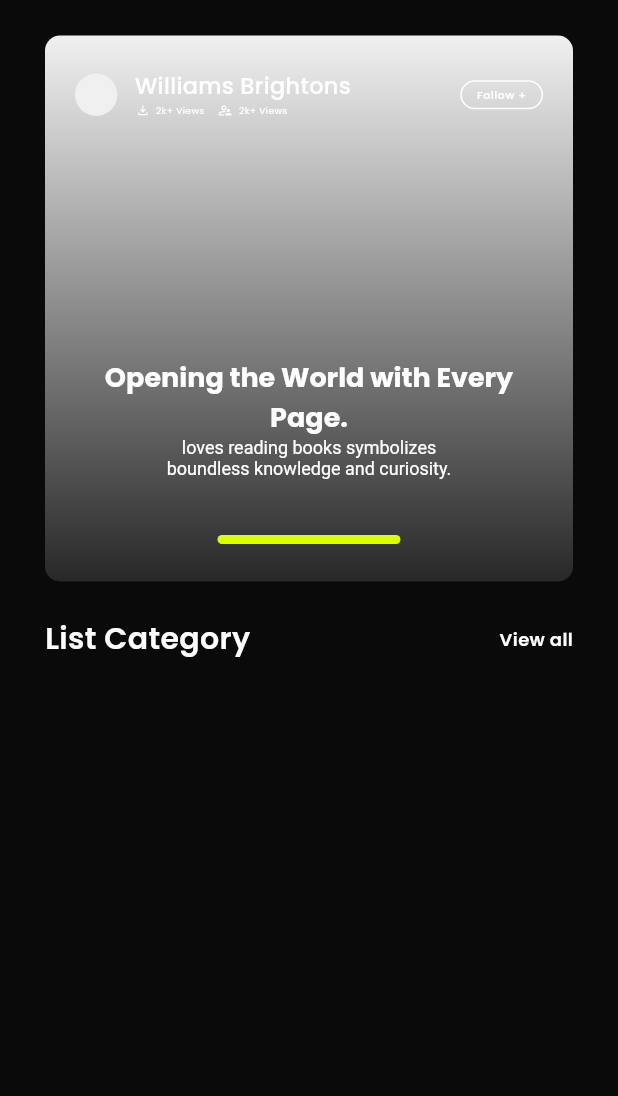
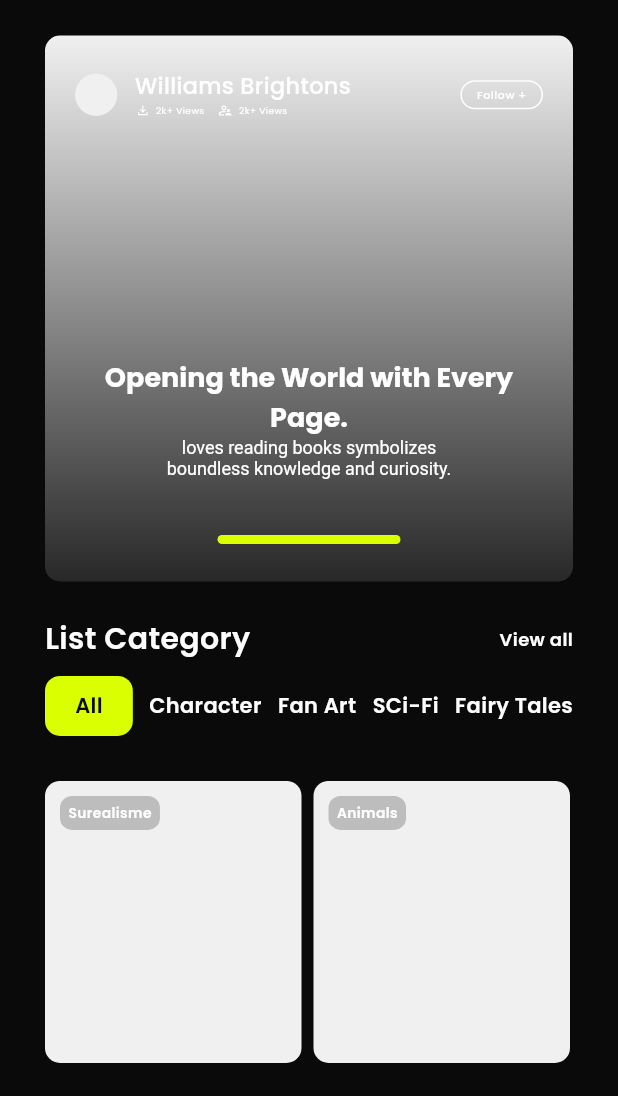
Before and after one commit to iDev-20/visu_ai, a Flutter app: the HomePage screen opened directly, on a phone screen of 412 x 824 dp, the part 140-1236 px from its top. Run offline on Flutter 3.47's test engine with Material 3 defaults, Android fonts, the light colour scheme and no system bars; our stand-ins replace flutter_svg.

Commit message:
built category tab

```diff
--- /dev/null
+++ b/lib/components/category_card.dart
@@ -0,0 +1,43 @@
+
+import 'package:flutter/material.dart';
+import 'package:visu_ai/resources/app_colors.dart';
+
+class CategoryCard extends StatelessWidget {
+  final String title;
+
+  const CategoryCard({Key? key, required this.title}) : super(key: key);
+
+  @override
+  Widget build(BuildContext context) {
+    return Padding(
+      padding: const EdgeInsets.only(right: 8),
+      child: Container(
+        decoration: BoxDecoration(
+          color: AppColors.subtleGrey,
+          borderRadius: BorderRadius.circular(10),
+        ),
+        child: Align(
+          alignment: Alignment.topLeft,
+          child: Padding(
+            padding: const EdgeInsets.all(10.0),
+            child: Container(
+              padding: const EdgeInsets.symmetric(horizontal: 5.54, vertical: 4.81),
+              decoration: BoxDecoration(
+                color: Colors.grey[400],
+                borderRadius: BorderRadius.circular(8),
+              ),
+              child: Text(
+                title,
+                style: const TextStyle(
+                  color: AppColors.white,
+                  fontSize: 9.26,
+                  fontWeight: FontWeight.w600
+                ),
+              ),
+            ),
+          ),
+        ),
+      ),
+    );
+  }
+}
--- /dev/null
+++ b/lib/components/category_tab.dart
@@ -0,0 +1,44 @@
+import 'package:flutter/material.dart';
+import 'package:visu_ai/resources/app_colors.dart';
+
+class CategoryTab extends StatelessWidget {
+  final String title;
+  final bool isSelected;
+  final VoidCallback onTap;
+
+  const CategoryTab({
+    Key? key,
+    required this.title,
+    required this.isSelected,
+    required this.onTap,
+  }) : super(key: key);
+
+  @override
+  Widget build(BuildContext context) {
+    return GestureDetector(
+      onTap: onTap,
+      child: isSelected
+          ? Container(
+              padding: const EdgeInsets.symmetric(horizontal: 20, vertical: 10),
+              decoration: BoxDecoration(
+                color: AppColors.yellow,
+                borderRadius: BorderRadius.circular(10),
+              ),
+              child: Text(
+                title,
+                style: const TextStyle(
+                  color: AppColors.darkBkack,
+                  fontWeight: FontWeight.w600,
+                ),
+              ),
+            )
+          : Text(
+              title,
+              style: const TextStyle(
+                color: AppColors.white,
+                fontWeight: FontWeight.w600,
+              ),
+            ),
+    );
+  }
+}
--- a/lib/pages/home_page.dart
+++ b/lib/pages/home_page.dart
@@ -1,12 +1,13 @@
 import 'package:flutter/material.dart';
-// import 'package:visu_ai/components/app_tab_bar.dart';
+import 'package:visu_ai/components/category_card.dart';
+import 'package:visu_ai/components/category_tab.dart';
 import 'package:visu_ai/resources/app_colors.dart';
 import 'package:visu_ai/resources/app_images.dart';
 
 class HomePage extends StatefulWidget {
-  const HomePage({super.key, this.tabIndex = 0});
-
-  final int tabIndex;
+  const HomePage({
+    super.key,
+  });
 
   @override
   State<HomePage> createState() => _HomePageState();
@@ -14,25 +15,15 @@ class HomePage extends StatefulWidget {
 
 class _HomePageState extends State<HomePage>
     with SingleTickerProviderStateMixin {
-  List<String> tabItems = [
+  int? selectedIndex = 0;
+
+  List<String> categories = [
     'All',
     'Character',
     'Fan Art',
     'SCi-Fi',
     'Fairy Tales',
   ];
-
-  late TabController _tabController;
-
-  @override
-  void initState() {
-    super.initState();
-    _tabController = TabController(length: 5, vsync: this);
-    _tabController.index = widget.tabIndex;
-    _tabController.addListener(() {
-      setState(() {});
-    });
-  }
 
   @override
   Widget build(BuildContext context) {
@@ -228,59 +219,86 @@ class _HomePageState extends State<HomePage>
                 ),
               ),
             ),
-            const Padding(
-              padding: EdgeInsets.only(left: 30, right: 30, bottom: 30),
+            Padding(
+              padding: const EdgeInsets.only(left: 30, right: 30, bottom: 30),
               child: Column(
+                crossAxisAlignment: CrossAxisAlignment.start,
                 children: [
+                  sectionHeader(header: 'List Category', subHeader: 'View all'),
+                  const SizedBox(
+                    height: 10,
+                  ),
                   Row(
                     mainAxisAlignment: MainAxisAlignment.spaceBetween,
-                    children: [
-                      Text(
-                        'List Category',
-                        style: TextStyle(
-                            color: AppColors.white,
-                            fontSize: 20,
-                            fontWeight: FontWeight.w600),
+                    children: List.generate(
+                      categories.length,
+                      (index) => CategoryTab(
+                        title: categories[index],
+                        isSelected: selectedIndex == index,
+                        onTap: () {
+                          setState(() {
+                            selectedIndex = index;
+                          });
+                        },
                       ),
-                      Text(
-                        'View all',
-                        style: TextStyle(
-                            color: AppColors.white,
-                            fontSize: 12,
-                            fontWeight: FontWeight.w600),
-                      ),
-                    ],
+                    ),
                   ),
-                  SizedBox(
-                    height: 10,
+                  const SizedBox(
+                    height: 30,
                   ),
-                  // DefaultTabController(
-                  //   length: 5,
-                  //   child: Column(
-                  //     children: [
-                  //       AppTabBar(
-                  //         tabItems: [
-                  //           for (int i = 0; i < tabItems.length; i++)
-                  //             TabBarData(
-                  //                 index: i,
-                  //                 title: tabItems[i],
-                  //                 isSelected: _tabController.index == i,
-                  //                 onTap: () {}),
-                  //         ],
-                  //       ),
-                  //       // TabBarView(
-                  //       //   controller: _tabController,
-                  //       //   children: const [
-                  //       //     Text('data'),
-                  //       //     Text('data'),
-                  //       //     Text('data'),
-                  //       //     Text('data'),
-                  //       //     Text('data'),
-                  //       //   ],
-                  //       // ),
-                  //     ],
-                  //   ),
-                  // ),
+                  const SingleChildScrollView(
+                    scrollDirection: Axis.horizontal,
+                    child: Row(
+                      children: [
+                        SizedBox(
+                            height: 188,
+                            width: 179,
+                            child: CategoryCard(title: 'Surealisme')),
+                        SizedBox(
+                            height: 188,
+                            width: 179,
+                            child: CategoryCard(title: 'Animals')),
+                        SizedBox(
+                            height: 188,
+                            width: 179,
+                            child: CategoryCard(title: 'Humanisme')),
+                        SizedBox(
+                            height: 188,
+                            width: 179,
+                            child: CategoryCard(title: 'Geography')),
+                      ],
+                    ),
+                  ),
+                  const SizedBox(
+                    height: 30,
+                  ),
+                  sectionHeader(header: 'Trending AI', subHeader: 'see all'),
+                  const SizedBox(
+                    height: 24,
+                  ),
+                  const SingleChildScrollView(
+                    scrollDirection: Axis.horizontal,
+                    child: Row(
+                      children: [
+                        SizedBox(
+                            height: 128.35,
+                            width: 122.2,
+                            child: CategoryCard(title: 'Surealisme')),
+                        SizedBox(
+                            height: 128.35,
+                            width: 122.2,
+                            child: CategoryCard(title: 'Animals')),
+                        SizedBox(
+                            height: 128.35,
+                            width: 122.2,
+                            child: CategoryCard(title: 'Humanisme')),
+                        SizedBox(
+                            height: 128.35,
+                            width: 122.2,
+                            child: CategoryCard(title: 'Geography')),
+                      ],
+                    ),
+                  ),
                 ],
               ),
             ),
@@ -289,4 +307,26 @@ class _HomePageState extends State<HomePage>
       ),
     );
   }
+
+  Widget sectionHeader({required String header, required String subHeader}) {
+    return Row(
+      mainAxisAlignment: MainAxisAlignment.spaceBetween,
+      children: [
+        Text(
+          header,
+          style: const TextStyle(
+              color: AppColors.white,
+              fontSize: 20,
+              fontWeight: FontWeight.w600),
+        ),
+        Text(
+          subHeader,
+          style: const TextStyle(
+              color: AppColors.white,
+              fontSize: 12,
+              fontWeight: FontWeight.w600),
+        ),
+      ],
+    );
+  }
 }
```
Also changed, not shown: lib/components/app_tab_bar.dart (deleted, +0 -98 lines), lib/components/tab_item.dart (deleted, +0 -34 lines).
